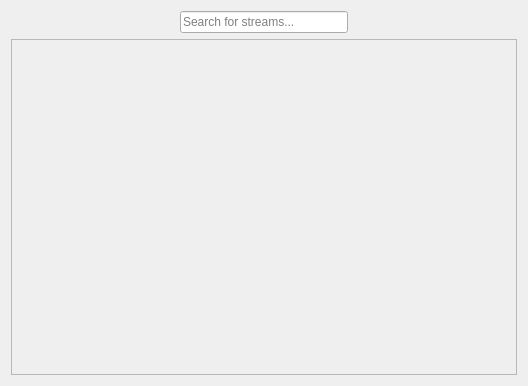
Old version of the form player/forms/stream_picker.ui in the repository Globidev/twitch-player.
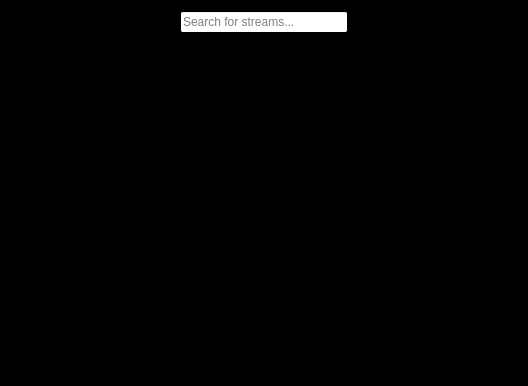
New version of the form.

Diff of the .ui file:
```diff
--- a/player/forms/stream_picker.ui
+++ b/player/forms/stream_picker.ui
@@ -10,6 +10,70 @@
     <height>386</height>
    </rect>
   </property>
+  <property name="palette">
+   <palette>
+    <active>
+     <colorrole role="Base">
+      <brush brushstyle="SolidPattern">
+       <color alpha="255">
+        <red>255</red>
+        <green>255</green>
+        <blue>255</blue>
+       </color>
+      </brush>
+     </colorrole>
+     <colorrole role="Window">
+      <brush brushstyle="SolidPattern">
+       <color alpha="255">
+        <red>0</red>
+        <green>0</green>
+        <blue>0</blue>
+       </color>
+      </brush>
+     </colorrole>
+    </active>
+    <inactive>
+     <colorrole role="Base">
+      <brush brushstyle="SolidPattern">
+       <color alpha="255">
+        <red>255</red>
+        <green>255</green>
+        <blue>255</blue>
+       </color>
+      </brush>
+     </colorrole>
+     <colorrole role="Window">
+      <brush brushstyle="SolidPattern">
+       <color alpha="255">
+        <red>0</red>
+        <green>0</green>
+        <blue>0</blue>
+       </color>
+      </brush>
+     </colorrole>
+    </inactive>
+    <disabled>
+     <colorrole role="Base">
+      <brush brushstyle="SolidPattern">
+       <color alpha="255">
+        <red>0</red>
+        <green>0</green>
+        <blue>0</blue>
+       </color>
+      </brush>
+     </colorrole>
+     <colorrole role="Window">
+      <brush brushstyle="SolidPattern">
+       <color alpha="255">
+        <red>0</red>
+        <green>0</green>
+        <blue>0</blue>
+       </color>
+      </brush>
+     </colorrole>
+    </disabled>
+   </palette>
+  </property>
   <property name="windowTitle">
    <string>Stream Picker</string>
   </property>
@@ -53,6 +117,15 @@
    </item>
    <item>
     <widget class="QScrollArea" name="streamArea">
+     <property name="frameShape">
+      <enum>QFrame::NoFrame</enum>
+     </property>
+     <property name="frameShadow">
+      <enum>QFrame::Sunken</enum>
+     </property>
+     <property name="lineWidth">
+      <number>1</number>
+     </property>
      <property name="widgetResizable">
       <bool>true</bool>
      </property>
@@ -61,8 +134,8 @@
        <rect>
         <x>0</x>
         <y>0</y>
-        <width>508</width>
-        <height>338</height>
+        <width>510</width>
+        <height>340</height>
        </rect>
       </property>
      </widget>
```
